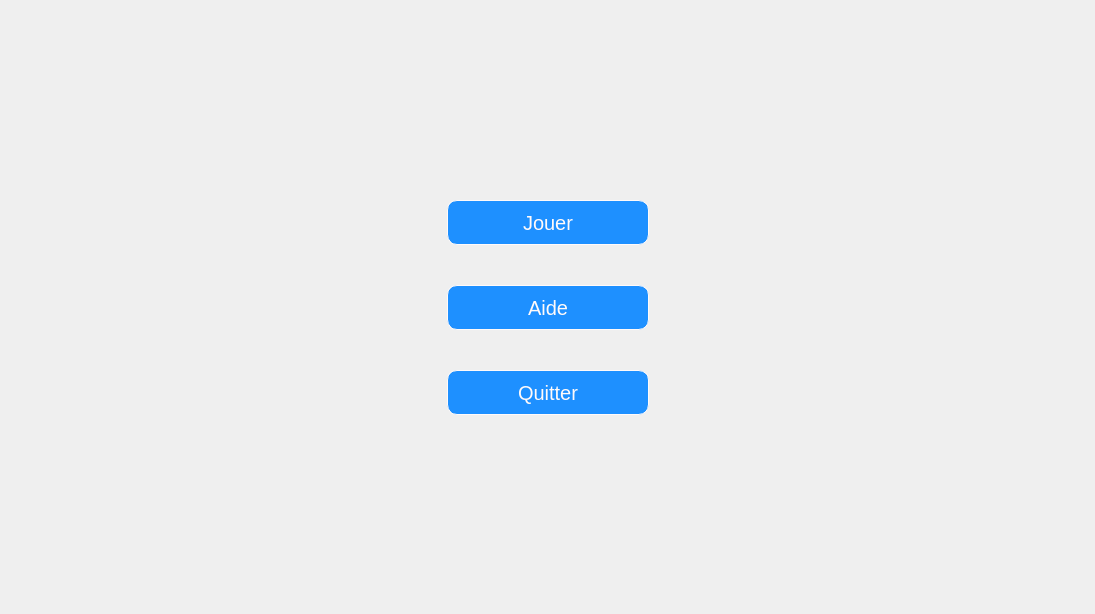
Qt form ui/mainwindow.ui (NadjibBelaribi/time-bomb-game) before a commit.
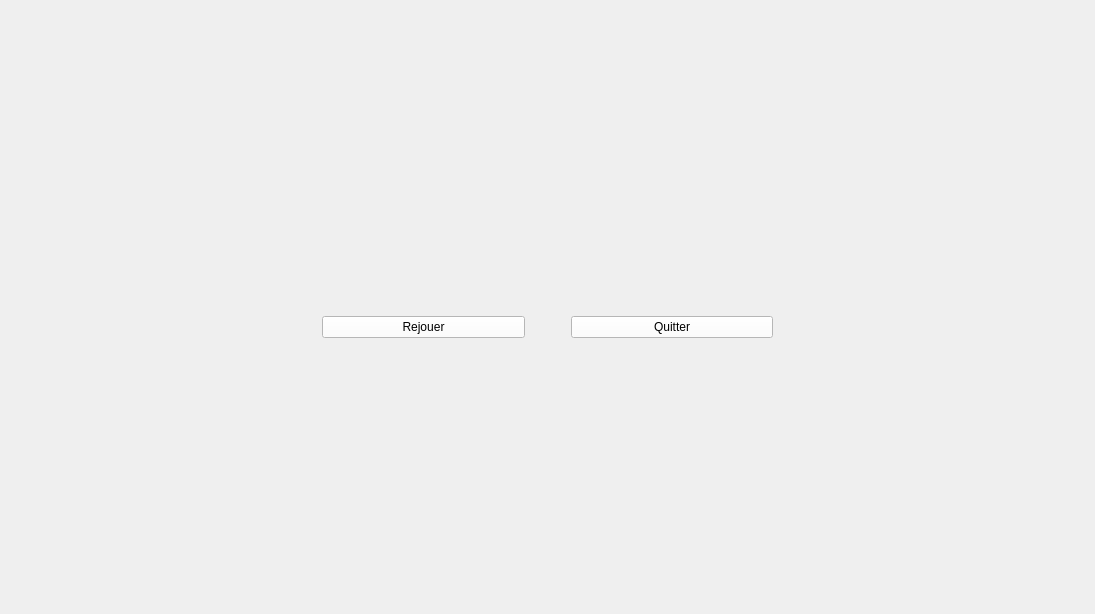
The same form after that commit. The open tabs and pages were chosen to show the change. Icons and pictures are not drawn.

```diff
--- a/ui/mainwindow.ui
+++ b/ui/mainwindow.ui
@@ -1097,6 +1097,218 @@
         </item>
        </layout>
       </widget>
+      <widget class="QWidget" name="fin_sherlock">
+       <layout class="QHBoxLayout" name="horizontalLayout_2">
+        <item>
+         <spacer name="horizontalSpacer_22">
+          <property name="orientation">
+           <enum>Qt::Horizontal</enum>
+          </property>
+          <property name="sizeType">
+           <enum>QSizePolicy::Fixed</enum>
+          </property>
+          <property name="sizeHint" stdset="0">
+           <size>
+            <width>300</width>
+            <height>20</height>
+           </size>
+          </property>
+         </spacer>
+        </item>
+        <item>
+         <layout class="QVBoxLayout" name="verticalLayout_6">
+          <item>
+           <spacer name="verticalSpacer_14">
+            <property name="orientation">
+             <enum>Qt::Vertical</enum>
+            </property>
+            <property name="sizeType">
+             <enum>QSizePolicy::Fixed</enum>
+            </property>
+            <property name="sizeHint" stdset="0">
+             <size>
+              <width>20</width>
+              <height>40</height>
+             </size>
+            </property>
+           </spacer>
+          </item>
+          <item>
+           <widget class="QPushButton" name="replay_sherlock">
+            <property name="text">
+             <string>Rejouer</string>
+            </property>
+           </widget>
+          </item>
+         </layout>
+        </item>
+        <item>
+         <spacer name="horizontalSpacer_23">
+          <property name="orientation">
+           <enum>Qt::Horizontal</enum>
+          </property>
+          <property name="sizeType">
+           <enum>QSizePolicy::Fixed</enum>
+          </property>
+          <property name="sizeHint" stdset="0">
+           <size>
+            <width>40</width>
+            <height>20</height>
+           </size>
+          </property>
+         </spacer>
+        </item>
+        <item>
+         <layout class="QVBoxLayout" name="verticalLayout_7">
+          <item>
+           <spacer name="verticalSpacer_15">
+            <property name="orientation">
+             <enum>Qt::Vertical</enum>
+            </property>
+            <property name="sizeType">
+             <enum>QSizePolicy::Fixed</enum>
+            </property>
+            <property name="sizeHint" stdset="0">
+             <size>
+              <width>20</width>
+              <height>40</height>
+             </size>
+            </property>
+           </spacer>
+          </item>
+          <item>
+           <widget class="QPushButton" name="leave_sherlock">
+            <property name="text">
+             <string>Quitter</string>
+            </property>
+           </widget>
+          </item>
+         </layout>
+        </item>
+        <item>
+         <spacer name="horizontalSpacer_24">
+          <property name="orientation">
+           <enum>Qt::Horizontal</enum>
+          </property>
+          <property name="sizeType">
+           <enum>QSizePolicy::Fixed</enum>
+          </property>
+          <property name="sizeHint" stdset="0">
+           <size>
+            <width>300</width>
+            <height>20</height>
+           </size>
+          </property>
+         </spacer>
+        </item>
+       </layout>
+      </widget>
+      <widget class="QWidget" name="fin_mory">
+       <layout class="QHBoxLayout" name="horizontalLayout_3">
+        <item>
+         <spacer name="horizontalSpacer_25">
+          <property name="orientation">
+           <enum>Qt::Horizontal</enum>
+          </property>
+          <property name="sizeType">
+           <enum>QSizePolicy::Fixed</enum>
+          </property>
+          <property name="sizeHint" stdset="0">
+           <size>
+            <width>300</width>
+            <height>20</height>
+           </size>
+          </property>
+         </spacer>
+        </item>
+        <item>
+         <layout class="QVBoxLayout" name="verticalLayout_8">
+          <item>
+           <spacer name="verticalSpacer_16">
+            <property name="orientation">
+             <enum>Qt::Vertical</enum>
+            </property>
+            <property name="sizeType">
+             <enum>QSizePolicy::Fixed</enum>
+            </property>
+            <property name="sizeHint" stdset="0">
+             <size>
+              <width>20</width>
+              <height>40</height>
+             </size>
+            </property>
+           </spacer>
+          </item>
+          <item>
+           <widget class="QPushButton" name="replay_mory">
+            <property name="text">
+             <string>Rejouer</string>
+            </property>
+           </widget>
+          </item>
+         </layout>
+        </item>
+        <item>
+         <spacer name="horizontalSpacer_27">
+          <property name="orientation">
+           <enum>Qt::Horizontal</enum>
+          </property>
+          <property name="sizeType">
+           <enum>QSizePolicy::Fixed</enum>
+          </property>
+          <property name="sizeHint" stdset="0">
+           <size>
+            <width>40</width>
+            <height>20</height>
+           </size>
+          </property>
+         </spacer>
+        </item>
+        <item>
+         <layout class="QVBoxLayout" name="verticalLayout_9">
+          <item>
+           <spacer name="verticalSpacer_17">
+            <property name="orientation">
+             <enum>Qt::Vertical</enum>
+            </property>
+            <property name="sizeType">
+             <enum>QSizePolicy::Fixed</enum>
+            </property>
+            <property name="sizeHint" stdset="0">
+             <size>
+              <width>20</width>
+              <height>40</height>
+             </size>
+            </property>
+           </spacer>
+          </item>
+          <item>
+           <widget class="QPushButton" name="leave_mory">
+            <property name="text">
+             <string>Quitter</string>
+            </property>
+           </widget>
+          </item>
+         </layout>
+        </item>
+        <item>
+         <spacer name="horizontalSpacer_26">
+          <property name="orientation">
+           <enum>Qt::Horizontal</enum>
+          </property>
+          <property name="sizeType">
+           <enum>QSizePolicy::Fixed</enum>
+          </property>
+          <property name="sizeHint" stdset="0">
+           <size>
+            <width>300</width>
+            <height>20</height>
+           </size>
+          </property>
+         </spacer>
+        </item>
+       </layout>
+      </widget>
       <widget class="QWidget" name="aide"/>
      </widget>
     </item>
```
Left out of the diff: 2 changed lines with no effect on the pictures.
